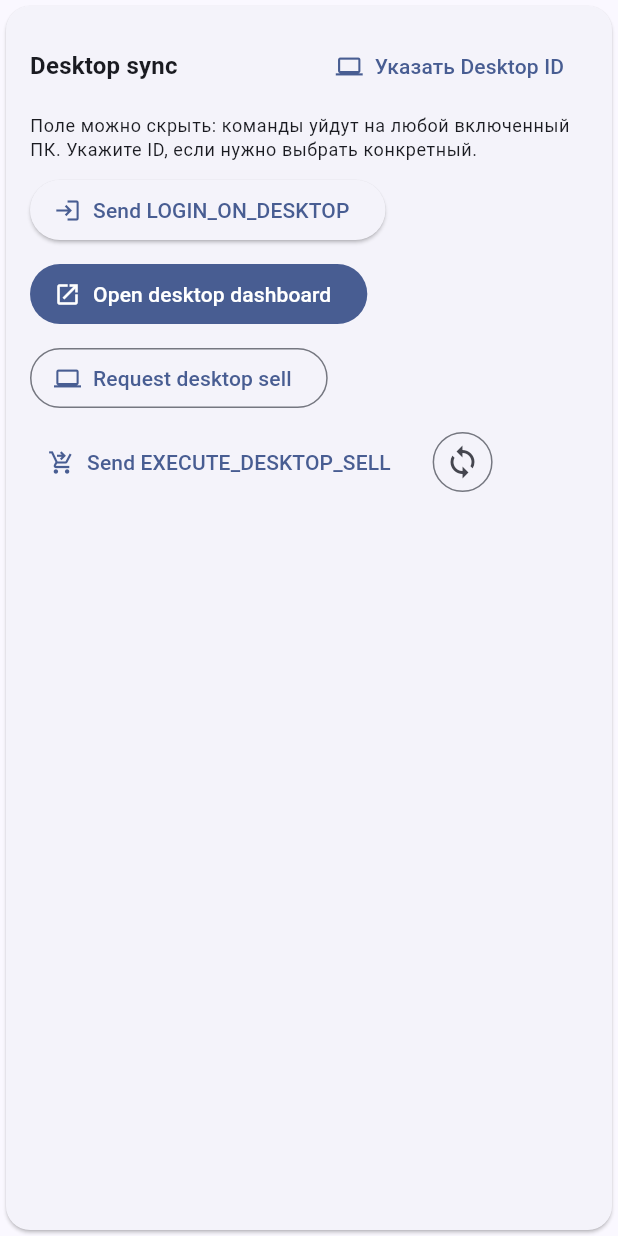
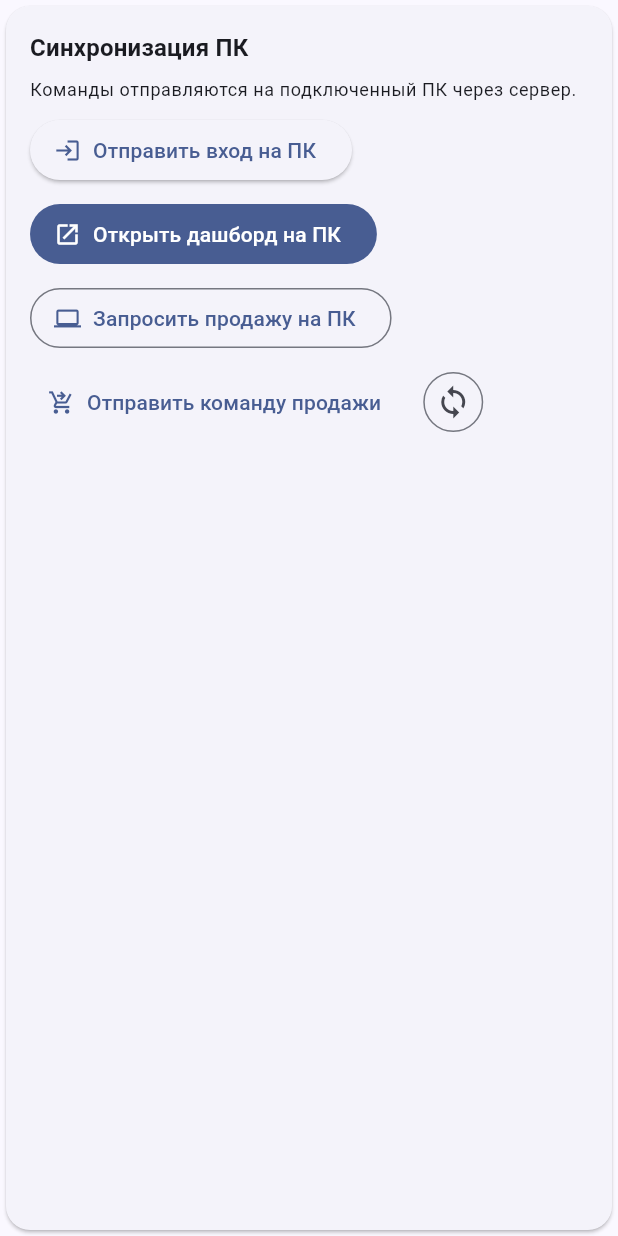
Before and after one commit to gweissj/cryptomania_frontend, a Flutter app: the _SyncPanel widget shown alone on an empty page, opened directly with empty values, on a phone screen of 412 x 824 dp. Run offline on Flutter 3.47's test engine with Material 3 defaults, Android fonts, the light colour scheme and no system bars; our stand-ins replace cached_network_image, dio, flutter_riverpod, flutter_secure_storage, go_router; accounts and stored records are empty; network calls fail.

Commit message:
fix: change text on page

```diff
--- a/lib/src/features/sell/views/sell_page.dart
+++ b/lib/src/features/sell/views/sell_page.dart
@@ -15,26 +15,6 @@ class SellPage extends ConsumerStatefulWidget {
 }
 
 class _SellPageState extends ConsumerState<SellPage> {
-  final _targetDeviceController = TextEditingController();
-  bool _isDesktopIdFieldVisible = false;
-
-  String? _currentTargetDeviceId() {
-    final trimmed = _targetDeviceController.text.trim();
-    return trimmed.isEmpty ? null : trimmed;
-  }
-
-  void _toggleDesktopIdField() {
-    setState(() {
-      _isDesktopIdFieldVisible = !_isDesktopIdFieldVisible;
-    });
-  }
-
-  @override
-  void dispose() {
-    _targetDeviceController.dispose();
-    super.dispose();
-  }
-
   @override
   Widget build(BuildContext context) {
     ref.listen<SellState>(sellControllerProvider, (previous, next) {
@@ -115,33 +95,30 @@ class _SellPageState extends ConsumerState<SellPage> {
                     : () => ref
                     .read(sellControllerProvider.notifier)
                     .requestDesktopSellSession(
-                  targetDeviceId: _currentTargetDeviceId(),
+                  targetDeviceId: null,
                 ),
               ),
               const SizedBox(height: 16),
               _SyncPanel(
-                controller: _targetDeviceController,
                 state: state,
-                showDeviceInput: _isDesktopIdFieldVisible,
-                onToggleDeviceInput: _toggleDesktopIdField,
                 onSendLogin: () => ref
                     .read(sellControllerProvider.notifier)
-                    .dispatchLoginCommand(targetDeviceId: _currentTargetDeviceId()),
+                    .dispatchLoginCommand(targetDeviceId: null),
                 onOpenDashboard: () => ref
                     .read(sellControllerProvider.notifier)
                     .dispatchOpenDesktopDashboard(
-                    targetDeviceId: _currentTargetDeviceId()),
+                    targetDeviceId: null),
                 onRequestDesktopSell: () => ref
                     .read(sellControllerProvider.notifier)
                     .requestDesktopSellSession(
-                  targetDeviceId: _currentTargetDeviceId(),
+                  targetDeviceId: null,
                 ),
                 onSendSell: () => ref
                     .read(sellControllerProvider.notifier)
-                    .dispatchSellCommand(targetDeviceId: _currentTargetDeviceId()),
+                    .dispatchSellCommand(targetDeviceId: null),
                 onPoll: () => ref.read(sellControllerProvider.notifier).pollCommands(
                   targetDevice: 'desktop',
-                  targetDeviceId: _currentTargetDeviceId(),
+                  targetDeviceId: null,
                 ),
                 onAck: (id, status) =>
                     ref.read(sellControllerProvider.notifier).acknowledgeCommand(id, status),
@@ -320,10 +297,7 @@ class _PriceSourcePicker extends StatelessWidget {
 
 class _SyncPanel extends StatelessWidget {
   const _SyncPanel({
-    required this.controller,
     required this.state,
-    required this.showDeviceInput,
-    required this.onToggleDeviceInput,
     required this.onSendLogin,
     required this.onOpenDashboard,
     required this.onRequestDesktopSell,
@@ -332,10 +306,7 @@ class _SyncPanel extends StatelessWidget {
     required this.onAck,
   });
 
-  final TextEditingController controller;
   final SellState state;
-  final bool showDeviceInput;
-  final VoidCallback onToggleDeviceInput;
   final VoidCallback onSendLogin;
   final VoidCallback onOpenDashboard;
   final VoidCallback onRequestDesktopSell;
@@ -355,62 +326,45 @@ class _SyncPanel extends StatelessWidget {
             Row(
               children: [
                 Text(
-                  'Desktop sync',
+                  'Синхронизация ПК',
                   style: Theme.of(context).textTheme.titleMedium?.copyWith(
                     fontWeight: FontWeight.w700,
                   ),
                 ),
-                const Spacer(),
-                TextButton.icon(
-                  onPressed: onToggleDeviceInput,
-                  icon: Icon(showDeviceInput ? Icons.visibility_off : Icons.computer),
-                  label: Text(showDeviceInput ? 'Скрыть Desktop ID' : 'Указать Desktop ID'),
-                ),
               ],
             ),
             const SizedBox(height: 8),
-            if (showDeviceInput) ...[
-              TextField(
-                controller: controller,
-                decoration: InputDecoration(
-                  labelText: 'Desktop ID (leave empty for any PC)',
-                  border: OutlineInputBorder(borderRadius: BorderRadius.circular(12)),
-                ),
-              ),
-              const SizedBox(height: 8),
-            ] else ...[
-              Text(
-                'Поле можно скрыть: команды уйдут на любой включенный ПК. Укажите ID, если нужно выбрать конкретный.',
-                style: Theme.of(context).textTheme.bodySmall,
-              ),
-              const SizedBox(height: 8),
-            ],
+            Text(
+              'Команды отправляются на подключенный ПК через сервер.',
+              style: Theme.of(context).textTheme.bodySmall,
+            ),
+            const SizedBox(height: 8),
             Wrap(
               spacing: 8,
               runSpacing: 8,
               children: [
                 ElevatedButton.icon(
                   icon: const Icon(Icons.login),
-                  label: const Text('Send LOGIN_ON_DESKTOP'),
+                  label: const Text('Отправить вход на ПК'),
                   onPressed: state.isSendingCommand ? null : onSendLogin,
                 ),
                 FilledButton.icon(
                   icon: const Icon(Icons.open_in_new),
-                  label: const Text('Open desktop dashboard'),
+                  label: const Text('Открыть дашборд на ПК'),
                   onPressed: state.isSendingCommand ? null : onOpenDashboard,
                 ),
                 OutlinedButton.icon(
                   icon: const Icon(Icons.computer),
-                  label: const Text('Request desktop sell'),
+                  label: const Text('Запросить продажу на ПК'),
                   onPressed: state.isSendingCommand ? null : onRequestDesktopSell,
                 ),
                 TextButton.icon(
                   icon: const Icon(Icons.shopping_cart_checkout),
-                  label: const Text('Send EXECUTE_DESKTOP_SELL'),
+                  label: const Text('Отправить команду продажи'),
                   onPressed: state.isSendingCommand ? null : onSendSell,
                 ),
                 IconButton.outlined(
-                  tooltip: 'Poll commands for desktop',
+                  tooltip: 'Обновить команды для ПК',
                   icon: const Icon(Icons.sync),
                   onPressed: state.isSendingCommand ? null : onPoll,
                 ),
@@ -419,7 +373,7 @@ class _SyncPanel extends StatelessWidget {
             if (state.pendingCommands.isNotEmpty) ...[
               const SizedBox(height: 10),
               Text(
-                'Pending commands (debug view):',
+                'Ожидающие команды (отладка):',
                 style: Theme.of(context).textTheme.bodyMedium,
               ),
               ...state.pendingCommands.map(
@@ -433,11 +387,11 @@ class _SyncPanel extends StatelessWidget {
                     children: [
                       TextButton(
                         onPressed: () => onAck(cmd.id, 'ACKNOWLEDGED'),
-                        child: const Text('ACK'),
+                        child: const Text('готово'),
                       ),
                       TextButton(
                         onPressed: () => onAck(cmd.id, 'FAILED'),
-                        child: const Text('FAIL'),
+                        child: const Text('ошибка'),
                       ),
                     ],
                   ),
```
